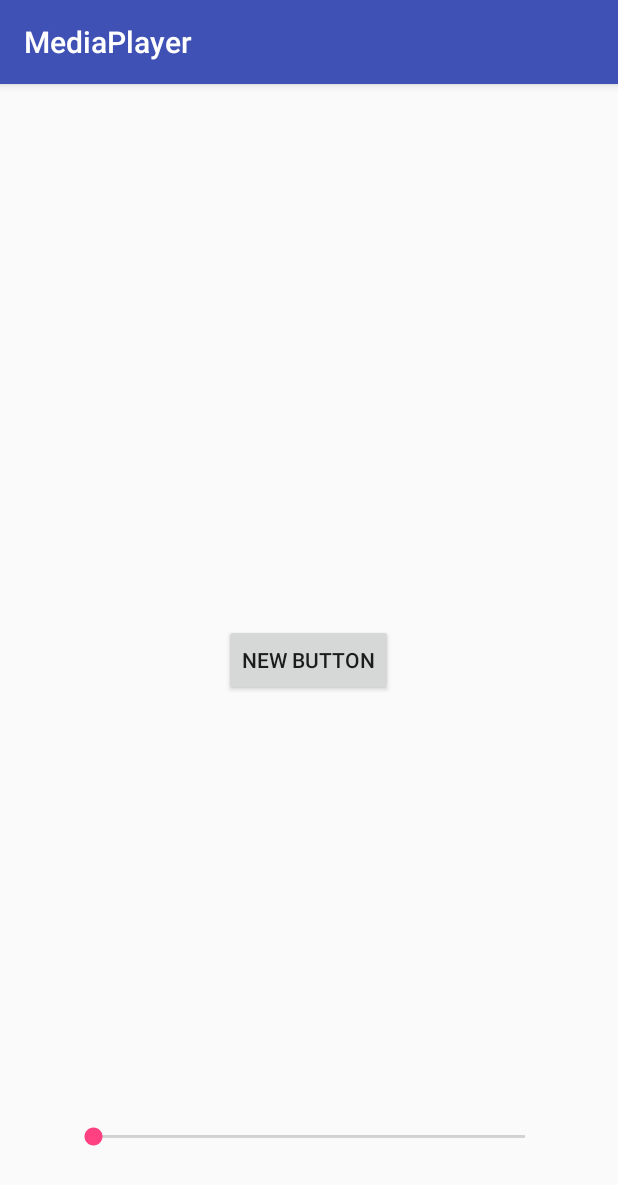
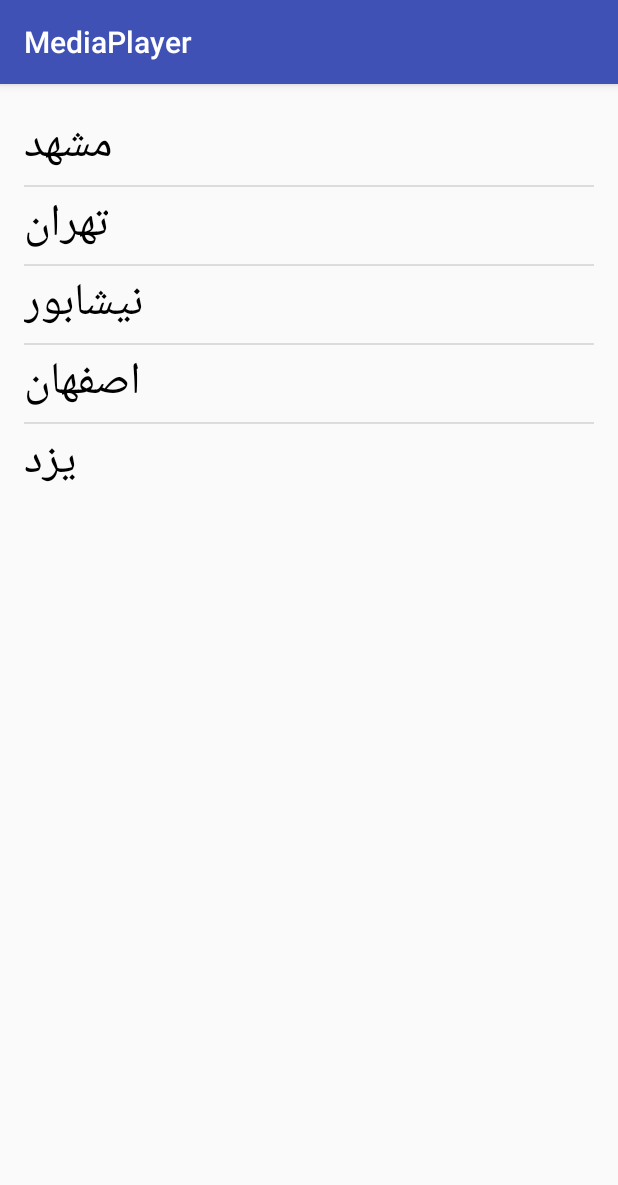
Before and after one commit to naazeri/Anroid-Sadjad, an Android app: the screen it shows after launch (MainActivity), on a phone screen of 412 x 824 dp. Shown: the top 1185 px of the screen. Run offline under Robolectric (Android 15) with nearby library versions, the phone set to English and light mode, and no system bars.

Commit message:
create custom listView

```diff
--- /dev/null
+++ b/MediaPlayer/app/src/main/java/com/example/reza/mediaplayer/ListAdapter.java
@@ -0,0 +1,64 @@
+package com.example.reza.mediaplayer;
+
+
+import android.content.Context;
+import android.view.LayoutInflater;
+import android.view.View;
+import android.view.ViewGroup;
+import android.widget.BaseAdapter;
+import android.widget.TextView;
+
+import java.util.List;
+
+
+public class ListAdapter extends BaseAdapter {
+
+    private Context context;
+    private static LayoutInflater inflater;
+    private List<String> stringList;
+
+    public ListAdapter(Context context, List<String> stringList) {
+        this.context = context;
+        this.stringList = stringList;
+        inflater = ( LayoutInflater )context.getSystemService(Context.LAYOUT_INFLATER_SERVICE);
+    }
+
+    @Override
+    public int getCount() {
+        return stringList.size();
+    }
+
+    @Override
+    public Object getItem(int position) {
+        return stringList.get(position);
+    }
+
+    @Override
+    public long getItemId(int position) {
+        return 0;
+    }
+
+    @Override
+    public View getView(int position, View convertView, ViewGroup parent) {
+        View view = convertView;
+        ViewHolder holder;
+
+        if (convertView == null) {
+            view = inflater.inflate(R.layout.list_row, null);
+            holder = new ViewHolder();
+            holder.textView = (TextView) view.findViewById(R.id.list_row_textView_text);
+            view.setTag(holder);
+        }
+        else {
+            holder = (ViewHolder) view.getTag();
+        }
+
+        holder.textView.setText(stringList.get(position));
+
+        return view;
+    }
+
+    public static class ViewHolder {
+        public TextView textView;
+    }
+}
--- a/MediaPlayer/app/src/main/java/com/example/reza/mediaplayer/MainActivity.java
+++ b/MediaPlayer/app/src/main/java/com/example/reza/mediaplayer/MainActivity.java
@@ -1,66 +1,97 @@
 package com.example.reza.mediaplayer;
 
-import android.media.MediaPlayer;
+import android.os.Bundle;
 import android.support.v7.app.AppCompatActivity;
-import android.os.Bundle;
 import android.view.View;
-import android.widget.Button;
-import android.widget.SeekBar;
+import android.widget.AdapterView;
+import android.widget.ListView;
+import android.widget.Toast;
+
+import java.util.ArrayList;
+import java.util.List;
 
 public class MainActivity extends AppCompatActivity {
 
-    Button playButton;
-    SeekBar seekBar;
-    MediaPlayer mediaPlayer;
+//    Button playButton;
+//    SeekBar seekBar;
+//    MediaPlayer mediaPlayer;
+//    Handler handler;
+//    Runnable runnable;
+    static ListView list;
 
     @Override
     protected void onCreate(Bundle savedInstanceState) {
         super.onCreate(savedInstanceState);
         setContentView(R.layout.activity_main);
 
-        playButton = (Button) findViewById(R.id.button2);
-        seekBar = (SeekBar) findViewById(R.id.seekBar);
 
-        playButton.setOnClickListener(new View.OnClickListener() {
-            @Override
-            public void onClick(View v) {
-                mediaPlayer = MediaPlayer.create(MainActivity.this, R.raw.music);
-                mediaPlayer.start();
-            }
-        });
+
+        try {
+            List<String> stringList = new ArrayList<>();
+            stringList.add("مشهد");
+            stringList.add("تهران");
+            stringList.add("نیشابور");
+            stringList.add("اصفهان");
+            stringList.add("یزد");
+
+            list = (ListView) findViewById(R.id.listView);
+            ListAdapter adapter = new ListAdapter(MainActivity.this, stringList);
+            list.setAdapter(adapter);
+        } catch (Exception e) {
+            e.printStackTrace();
+            Toast.makeText(this, "Error", Toast.LENGTH_SHORT).show();
+        }
+
+
+//        playButton = (Button) findViewById(R.id.button2);
+//        seekBar = (SeekBar) findViewById(R.id.seekBar);
+//
+//        playButton.setOnClickListener(new View.OnClickListener() {
+//            @Override
+//            public void onClick(View v) {
+//                mediaPlayer = MediaPlayer.create(MainActivity.this, R.raw.music);
+//                mediaPlayer.start();
+//            }
+//        });
+//
+//        handler = new Handler();
+//
+//        runnable = new Runnable() {
+//            @Override
+//            public void run() {
+//                float time = mediaPlayer.getCurrentPosition() / mediaPlayer.getDuration() * 100;
+//                seekBar.setProgress((int)time);
+//
+//                handler.postDelayed(runnable, 300);
+//            }
+//        };
+//
+//        handler.postDelayed(runnable, 300);
+
     }
 
-    @Override
-    protected void onPause() {
-        super.onPause();
-
-        if (mediaPlayer != null && mediaPlayer.isPlaying()) {
-            mediaPlayer.pause();
-        }
-    }
-
-    @Override
-    protected void onResume() {
-        super.onResume();
-
-//        if (mediaPlayer != null && !mediaPlayer.isPlaying()) {
-//            mediaPlayer.reset();
+//    @Override
+//    protected void onPause() {
+//        super.onPause();
+//
+//        if (mediaPlayer != null && mediaPlayer.isPlaying()) {
+//            mediaPlayer.pause();
 //        }
-    }
-
-    @Override
-    protected void onStop() {
-        super.onStop();
-
-        if(mediaPlayer != null) {
-            mediaPlayer.stop();
-        }
-    }
-
-    @Override
-    protected void onDestroy() {
-        super.onDestroy();
-
-        mediaPlayer.release();
-    }
+//    }
+//
+//    @Override
+//    protected void onStop() {
+//        super.onStop();
+//
+//        if(mediaPlayer != null) {
+//            mediaPlayer.stop();
+//        }
+//    }
+//
+//    @Override
+//    protected void onDestroy() {
+//        super.onDestroy();
+//
+//        mediaPlayer.release();
+//    }
 }
--- a/MediaPlayer/app/src/main/res/layout/activity_main.xml
+++ b/MediaPlayer/app/src/main/res/layout/activity_main.xml
@@ -1,26 +1,14 @@
 <?xml version="1.0" encoding="utf-8"?>
-<RelativeLayout xmlns:android="http://schemas.android.com/apk/res/android"
+<LinearLayout xmlns:android="http://schemas.android.com/apk/res/android"
     xmlns:tools="http://schemas.android.com/tools" android:layout_width="match_parent"
     android:layout_height="match_parent" android:paddingLeft="@dimen/activity_horizontal_margin"
     android:paddingRight="@dimen/activity_horizontal_margin"
     android:paddingTop="@dimen/activity_vertical_margin"
+    android:orientation="vertical"
     android:paddingBottom="@dimen/activity_vertical_margin" tools:context=".MainActivity">
 
-    <SeekBar
-        android:layout_width="match_parent"
-        android:layout_height="wrap_content"
-        android:id="@+id/seekBar"
-        android:layout_marginLeft="30dp"
-        android:layout_marginRight="30dp"
-        android:layout_alignParentBottom="true"
-        android:layout_centerHorizontal="true"
-        android:layout_marginBottom="41dp" />
-
-    <Button
+    <ListView
         android:layout_width="wrap_content"
         android:layout_height="wrap_content"
-        android:text="New Button"
-        android:id="@+id/button2"
-        android:layout_centerVertical="true"
-        android:layout_centerHorizontal="true" />
-</RelativeLayout>
+        android:id="@+id/listView" />
+</LinearLayout>
--- /dev/null
+++ b/MediaPlayer/app/src/main/res/layout/list_row.xml
@@ -0,0 +1,15 @@
+<?xml version="1.0" encoding="utf-8"?>
+<LinearLayout xmlns:android="http://schemas.android.com/apk/res/android"
+    android:orientation="vertical" android:layout_width="match_parent"
+    android:layout_height="match_parent">
+
+    <TextView
+        android:id="@+id/list_row_textView_text"
+        android:layout_width="wrap_content"
+        android:layout_height="wrap_content"
+        android:text="text"
+        android:layout_gravity="center"
+        android:textSize="30sp"
+        android:textColor="#000"/>
+
+</LinearLayout>
```
